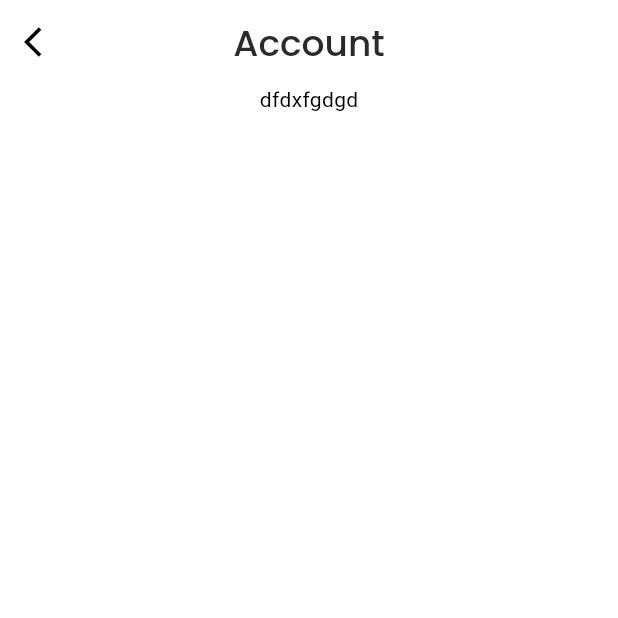
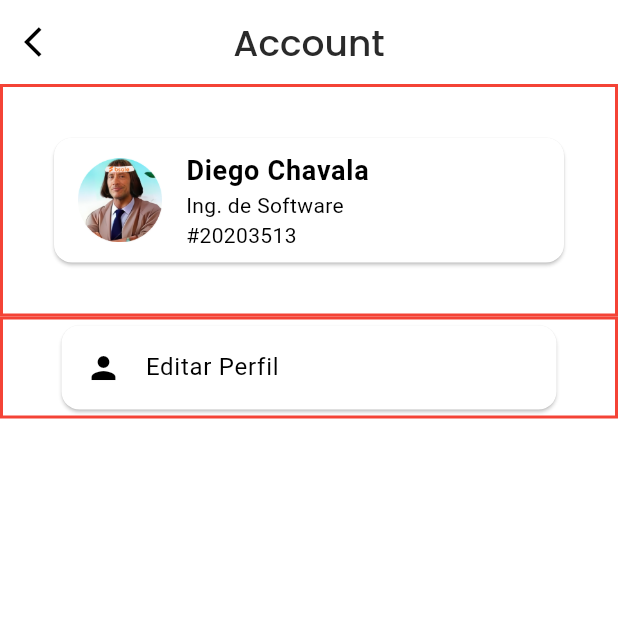
Before and after one commit to g6-mobile/frontend-cash-me, a Flutter app: the ProfileScreen screen opened directly, on a phone screen of 412 x 824 dp, the top half of it. Run offline on Flutter 3.47's test engine with Material 3 defaults, Android fonts, the phone set to English and light mode, and no system bars; our stand-ins replace flutter_keyboard_visibility, flutter_svg, google_maps_flutter, pinput; generated files the repository leaves out were written again.

Commit message:
Card del usuario terminado en la vista de Account

```diff
--- a/lib/screen/profile/profile_screen.dart
+++ b/lib/screen/profile/profile_screen.dart
@@ -1,9 +1,11 @@
+import 'package:flutter/cupertino.dart';
 import 'package:flutter/material.dart';
-// import 'package:pocket_swap_fisi/screen/auth/email_verification_screen.dart';
-// import 'package:pocket_swap_fisi/widget/button.dart';
-import 'package:pocket_swap_fisi/widget/text.dart';
+import 'package:pocket_swap_fisi/screen/auth/email_verification_screen.dart';
+import 'package:pocket_swap_fisi/widget/button.dart';
+import 'package:pocket_swap_fisi/widget/text.dart'; //subtittleText
 // import 'package:pocket_swap_fisi/widget/text_field.dart';
-import '../../generated/l10n.dart';
+import '../../generated/l10n.dart'; //S
+
 
 class ProfileScreen extends StatefulWidget{
   const ProfileScreen ({Key? key}) : super (key: key);
@@ -34,15 +36,65 @@ class _ProfileScreenState extends State<ProfileScreen>{
       ),
 
       body: SafeArea(
-        child: Center(
-          child: Column(
-            children: [
-              Text(
-                'dfdxfgdgd'
-              )
-            ],
-          ),
-        ),
+        child: Column(
+          children: [
+
+            Container(
+              padding: const EdgeInsets.all(30.0),
+              decoration: BoxDecoration(
+                border: Border.all(
+                  color: Colors.red, // Color del borde
+                  width: 2, // Ancho del borde
+                ),
+              ),
+              child: Center(
+                child: Card(
+                  child: ListTile(
+                    leading: ConstrainedBox(
+                      constraints: BoxConstraints(
+                        minWidth: 44,
+                        minHeight: 44,
+                        maxWidth: 64,
+                        maxHeight: 64,
+                      ),
+                      child: Image.asset('assets/images/img_profile_user.png', fit: BoxFit.cover),
+                    ),
+                    title: Text(
+                      'Diego Chavala',
+                      style: TextStyle(
+                        fontSize: 18.0,
+                        fontWeight: FontWeight.bold
+                      ),
+                    ),
+                    subtitle: Text('Ing. de Software\n#20203513'),
+                  ),
+                ),
+              ),
+            ),
+
+            Container(
+              padding: const EdgeInsets.symmetric(horizontal: 35),
+              decoration: BoxDecoration(
+                border: Border.all(
+                  color: Colors.red, // Color del borde
+                  width: 2, // Ancho del borde
+                ),
+              ),
+              child: Column(
+                children: [
+                  Card(
+                    child: ListTile(
+                      leading: Icon(Icons.person),
+                      title: Text('Editar Perfil'),
+                    )
+                  ),
+
+                ],
+              ),
+            )
+
+          ],
+        )
       ),
     );
   }
--- a/pubspec.yaml
+++ b/pubspec.yaml
@@ -113,7 +113,7 @@ flutter:
 
   assets:
     - assets/images/
-    - assets/icons/
+    # - assets/icons/
     - assets/map/
   # To add assets to your application, add an assets section, like this:
   # assets:
```
Also changed, not shown: assets/images/img_profile_user.png (added).
